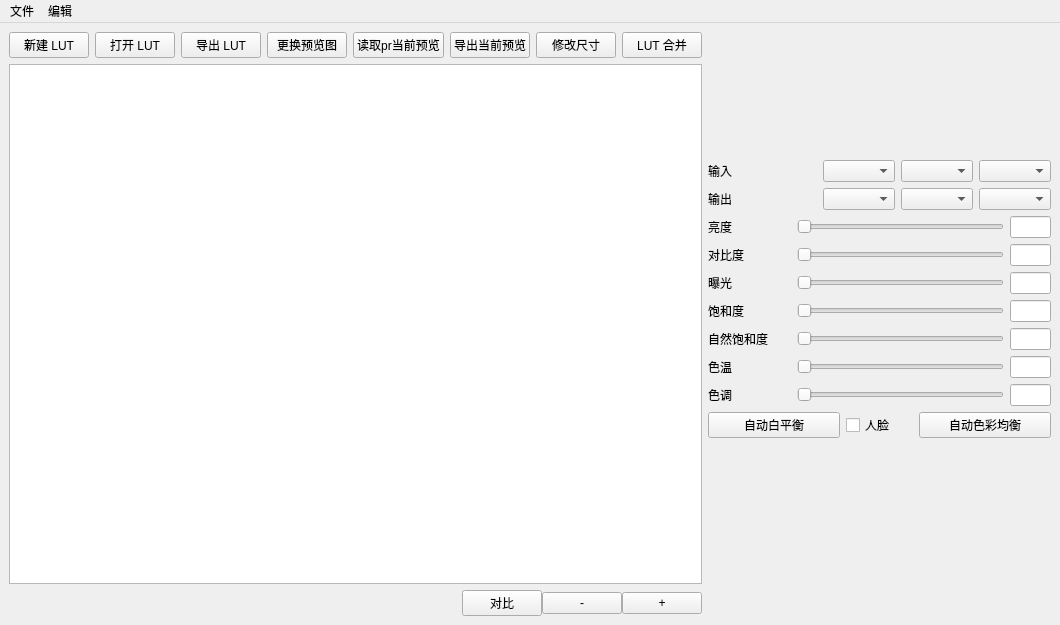
First picture: the form in Smart LUT Creator.ui, repository duolanda/smart-lut-creator, before the edit.
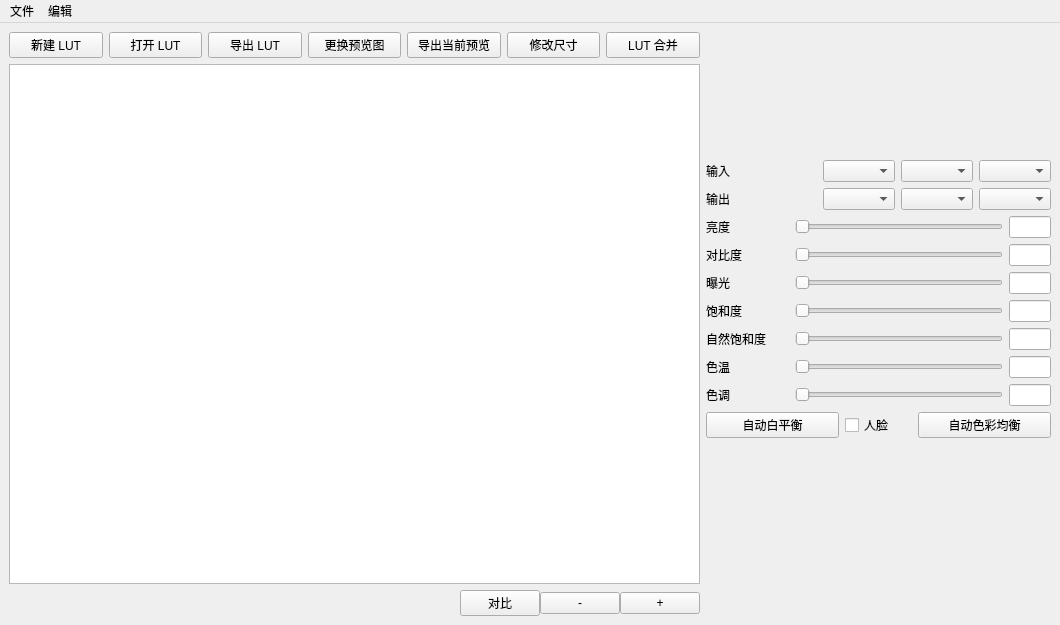
Second picture: the form after the edit. Custom widgets are drawn as their Qt base class.

Commit message: 将读取pr当前帧按钮挪到菜单栏

The edit to the form file:
```diff
--- a/Smart LUT Creator.ui
+++ b/Smart LUT Creator.ui
@@ -47,13 +47,6 @@
           </property>
          </widget>
         </item>
-        <item>
-         <widget class="QPushButton" name="loadPrButton">
-          <property name="text">
-           <string>读取pr当前预览</string>
-          </property>
-         </widget>
-        </item>
         <item>
          <widget class="QPushButton" name="exportImgButton">
           <property name="text">
```
Left out of the diff: 6 changed lines with no effect on the pictures. The commit also changes 1 other file.
